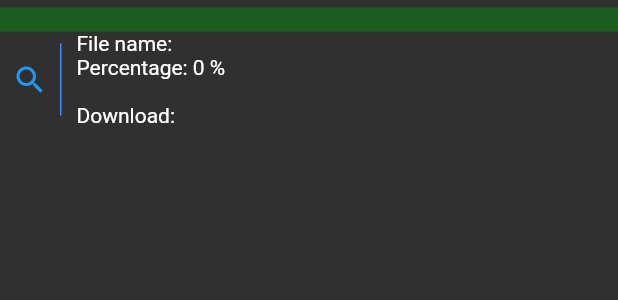
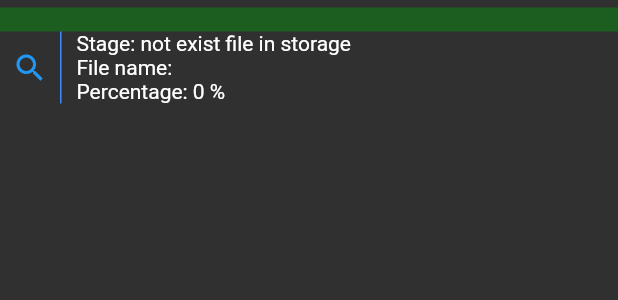
Before and after one commit to catalunha/transcribing2, a Flutter app: the UploadWidget widget shown alone on an empty page, opened directly with empty values, on a phone screen of 412 x 824 dp. Shown: the top 300 px of the screen. Run offline on Flutter 3.47's test engine with Material 2 defaults, Android fonts, the phone set to English and light mode, and no system bars; our stand-ins replace cloud_firestore, file_picker, firebase_auth, firebase_core, firebase_storage, get and 1 more; accounts and stored records are empty; network calls fail.

Commit message:
upload revisado

```diff
--- a/lib/app/modules/phrase/phrase_addedit.dart
+++ b/lib/app/modules/phrase/phrase_addedit.dart
@@ -90,12 +90,11 @@ class PhraseAddEdit extends GetView<PhraseController> {
             UploadWidget(
               label: 'Send the audio',
               requiredField: true,
+              initialUrl: controller.model.phraseAudio,
               pathInFirestore:
                   '${controller.model.teacher.id}/${controller.model.id}',
               getUrl: (url) {
-                print('setState in phraseAddEdit');
                 controller.formOnChangeField(phraseAudio: url);
-                // setState(() {});
               },
             ),
             Obx(() {
--- a/lib/app/modules/upload/upload_controller.dart
+++ b/lib/app/modules/upload/upload_controller.dart
@@ -8,28 +8,82 @@ import 'package:get/get.dart';
 import 'package:transcribing2/app/modules/phrase/phrase_controller.dart';
 import 'package:transcribing2/app/modules/user/user_controller.dart';
 
+enum UploadStage {
+  analyzingStorage,
+  existFileInStorage,
+  notExistFileInStorage,
+  startingUpload,
+  searchingFileLocally,
+  foundLocallyFile,
+  erroFetchFileLocally,
+  connectingWithStorage,
+  sendingFileToStorage,
+  errorSendingFileToStorage,
+  shippingCompleted,
+  gettingRrl,
+  uploadCompleted,
+}
+
+extension UploadStageExtension on UploadStage {
+  String get name {
+    return [
+      'analyzing storage',
+      'exist file on storage',
+      'not exist file in storage',
+      'starting upload',
+      'Searching File Locally',
+      'Found Locally file',
+      'error fetch File Locally',
+      'connecting with Storage',
+      'sending file to storage',
+      'Error When Sending File To Storage',
+      'shipping completed',
+      'getting url',
+      'upload completed',
+    ][index];
+  }
+  // String name() {
+  //   return toString().split('.').last;
+  // }
+}
+
 class UploadController extends GetxController {
   Rx<String> fileName = ''.obs;
   Rx<int> uploadPercentage = 0.obs;
   Rx<String> urlForDownload = ''.obs;
   Rx<bool> isDownloadComplet = false.obs;
+  Rx<UploadStage> uploadStage = UploadStage.analyzingStorage.obs;
+
+  // get uploadStage => _uploadStage.value;
 
   late File? file;
   late FilePickerResult? pickFile;
   late Uint8List? fileBytes;
   late Rx<TaskSnapshot> taskSnapshot;
+  String pathInFirestore = '';
+  late Function(String) externalGetUrl;
 
-  late final Function(String) externalGetUrl;
+  startUpload() async {
+    uploadStage.value = UploadStage.startingUpload;
+    uploadStage.value = UploadStage.searchingFileLocally;
+
+    bool selectedFile = await selectFileUpload();
+    if (selectedFile) {
+      uploadStage.value = UploadStage.foundLocallyFile;
+
+      upload(pathInFirestore);
+    } else {
+      uploadStage.value = UploadStage.erroFetchFileLocally;
+    }
+  }
 
   Future<bool> selectFileUpload() async {
     restartingStateUploadAction();
     bool status = await selectFile();
 
     if (status) {
-      print('upload Ok.');
       return true;
     } else {
-      print('upload restart.');
       restartingStateUploadAction();
       return false;
     }
@@ -48,7 +102,6 @@ class UploadController extends GetxController {
     );
     if (pickFile?.files.first == null) return false;
     _choiceEnviroment();
-    // print('$fileName');
     return true;
   }
 
@@ -65,7 +118,6 @@ class UploadController extends GetxController {
   void _fileInWeb() {
     fileBytes = pickFile!.files.first.bytes;
     fileName.value = pickFile!.files.first.name;
-    // print('$fileName');
   }
 
   void _fileInAndroid() async {
@@ -74,14 +126,21 @@ class UploadController extends GetxController {
     file = File(path);
     fileBytes = file!.readAsBytesSync();
     fileName.value = basename(file!.path);
-    // print('$fileName');
   }
 
   upload(String pathInFirestore) async {
-    final PhraseController _phraseController = Get.find<PhraseController>();
+    uploadStage.value = UploadStage.connectingWithStorage;
+
+    // final PhraseController _phraseController = Get.find<PhraseController>();
 
     // taskSnapshot.bindStream(uploadingBytes(pathInFirestore)!.snapshotEvents);
-    UploadTask uploadTask = uploadingBytes(pathInFirestore)!;
+    UploadTask? uploadTask = uploadingBytes(pathInFirestore);
+    if (uploadTask != null) {
+      uploadStage.value = UploadStage.sendingFileToStorage;
+    } else {
+      uploadStage.value = UploadStage.errorSendingFileToStorage;
+      return null;
+    }
     Stream<TaskSnapshot> streamTaskSnapshot = uploadTask.snapshotEvents;
     await streamTaskSnapshot.listen((event) {
       final progress = event.bytesTransferred / event.totalBytes;
@@ -89,23 +148,28 @@ class UploadController extends GetxController {
       // _phraseController.uploadPercentage2.value = (progress * 100);
       print('$uploadPercentage %');
     });
-    final snapshot = await uploadTask.whenComplete(() {});
+    final snapshot = await uploadTask.whenComplete(() {
+      uploadStage.value = UploadStage.shippingCompleted;
+    });
+    uploadStage.value = UploadStage.gettingRrl;
     urlForDownload.value = await snapshot.ref.getDownloadURL();
+    uploadStage.value = UploadStage.uploadCompleted;
     isDownloadComplet.toggle();
-    sendUrlForExternalController();
+
+    externalGetUrl(urlForDownload.value);
+    // sendUrlForExternalController();
   }
 
-  setExternalGetUrl(Function(String) getUrl) {
-    externalGetUrl = getUrl;
-  }
+  // setExternalGetUrl(Function(String) getUrl) {
+  //   externalGetUrl = getUrl;
+  // }
 
-  sendUrlForExternalController() {
-    externalGetUrl(urlForDownload.value);
-  }
+  // sendUrlForExternalController() {
+  //   externalGetUrl(urlForDownload.value);
+  // }
 
   UploadTask? uploadingBytes(String pathInFirestore) {
     UploadTask? task;
-
     try {
       final ref = FirebaseStorage.instance.ref('$pathInFirestore/$fileName');
       task = ref.putData(fileBytes!);
@@ -115,4 +179,12 @@ class UploadController extends GetxController {
     }
     return task;
   }
+
+  checkFileInStorage(String urlStorage) {
+    if (urlStorage.isEmpty) {
+      uploadStage.value = UploadStage.notExistFileInStorage;
+    } else {
+      uploadStage.value = UploadStage.existFileInStorage;
+    }
+  }
 }
--- a/lib/app/modules/upload/upload_widget.dart
+++ b/lib/app/modules/upload/upload_widget.dart
@@ -15,6 +15,7 @@ class UploadWidget extends StatelessWidget {
   // final VoidCallback uploadingFile;
   // final double percentageOfUpload;
   // final String urlForDownload;
+  final String initialUrl;
 
   UploadWidget({
     Key? key,
@@ -24,11 +25,15 @@ class UploadWidget extends StatelessWidget {
     required this.pathInFirestore,
     // required this.uploadingFile,
     // required this.percentageOfUpload,
-    // required this.urlForDownload,
+    required this.initialUrl,
   }) : super(key: key);
 
   @override
   Widget build(BuildContext context) {
+    controller.checkFileInStorage(initialUrl);
+    controller.pathInFirestore = pathInFirestore;
+    controller.externalGetUrl = getUrl;
+
     return Padding(
       padding: const EdgeInsets.only(top: 5, bottom: 5),
       child: Column(
@@ -60,9 +65,13 @@ class UploadWidget extends StatelessWidget {
                 padding: const EdgeInsets.symmetric(horizontal: 8),
                 child: GestureDetector(
                   onTap: () async {
-                    await controller.selectFileUpload();
-                    controller.upload(pathInFirestore);
-                    controller.setExternalGetUrl(getUrl);
+                    controller.startUpload();
+                    // bool selectedFile = await controller.selectFileUpload();
+                    // if(selectedFile){
+
+                    // controller.upload(pathInFirestore);
+                    // }
+                    // controller.setExternalGetUrl(getUrl);
                   },
                   child: const Icon(
                     AppIconData.search,
@@ -94,19 +103,46 @@ class UploadWidget extends StatelessWidget {
                     //   },
                     // ),
                     Obx(() {
-                      return Text('File name: ${controller.fileName.value}');
+                      Widget info = const SizedBox();
+                      if (controller.uploadStage.value ==
+                          UploadStage.existFileInStorage) {
+                        info = const Text(
+                            '* There is already an audio registered. If you want to change this click on the icon and look for another file.');
+                      } else {
+                        info = Column(
+                          mainAxisSize: MainAxisSize.min,
+                          mainAxisAlignment: MainAxisAlignment.start,
+                          crossAxisAlignment: CrossAxisAlignment.start,
+                          children: [
+                            Text('Stage: ${controller.uploadStage.value.name}'),
+                            Text('File name: ${controller.fileName.value}'),
+                            Text(
+                                'Percentage: ${controller.uploadPercentage} %'),
+                            // Text(
+                            //     'Download: ${controller.isDownloadComplet.value ? "completed" : ""}')
+                          ],
+                        );
+                      }
+                      return info;
                     }),
-                    Obx(() {
-                      return Text(
-                          'Percentage: ${controller.uploadPercentage} %');
-                    }),
-                    Obx(() {
-                      return Text('${controller.urlForDownload}');
-                    }),
-                    Obx(() {
-                      return Text(
-                          'Download: ${controller.isDownloadComplet.value ? "completed" : ""}');
-                    }),
+                    // Obx(() {
+                    //   return Text('File name: ${controller.fileName.value}');
+                    // }),
+                    // Obx(() {
+                    //   return Text(
+                    //       'Percentage: ${controller.uploadPercentage} %');
+                    // }),
+                    // // Obx(() {
+                    // //   return Text('${controller.urlForDownload}');
+                    // // }),
+                    // Obx(() {
+                    //   return Text(
+                    //       'Download: ${controller.isDownloadComplet.value ? "completed" : ""}');
+                    // }),
+                    // Obx(() {
+                    //   return Text(
+                    //       'Estágio: ${controller.uploadStage.value.name}');
+                    // }),
                     // ListTile(
                     //   leading: const Icon(AppIconData.saveInCloud),
                     //   title: const Text('2º Send for cloud'),
```
Also changed, not shown: 1 other file.
